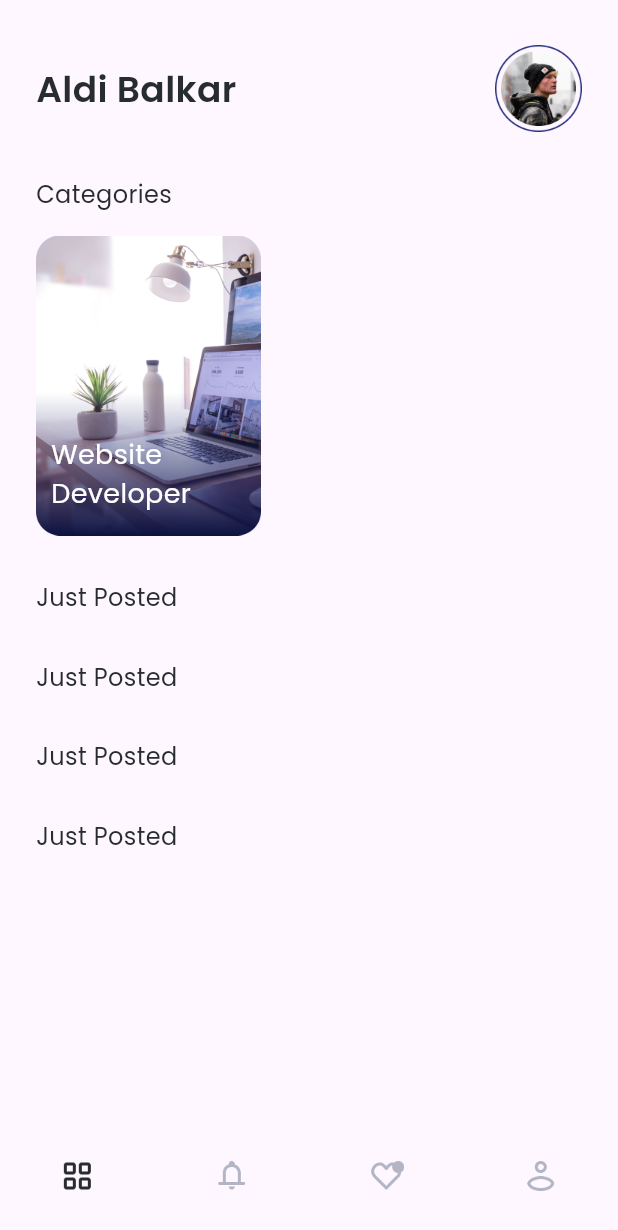
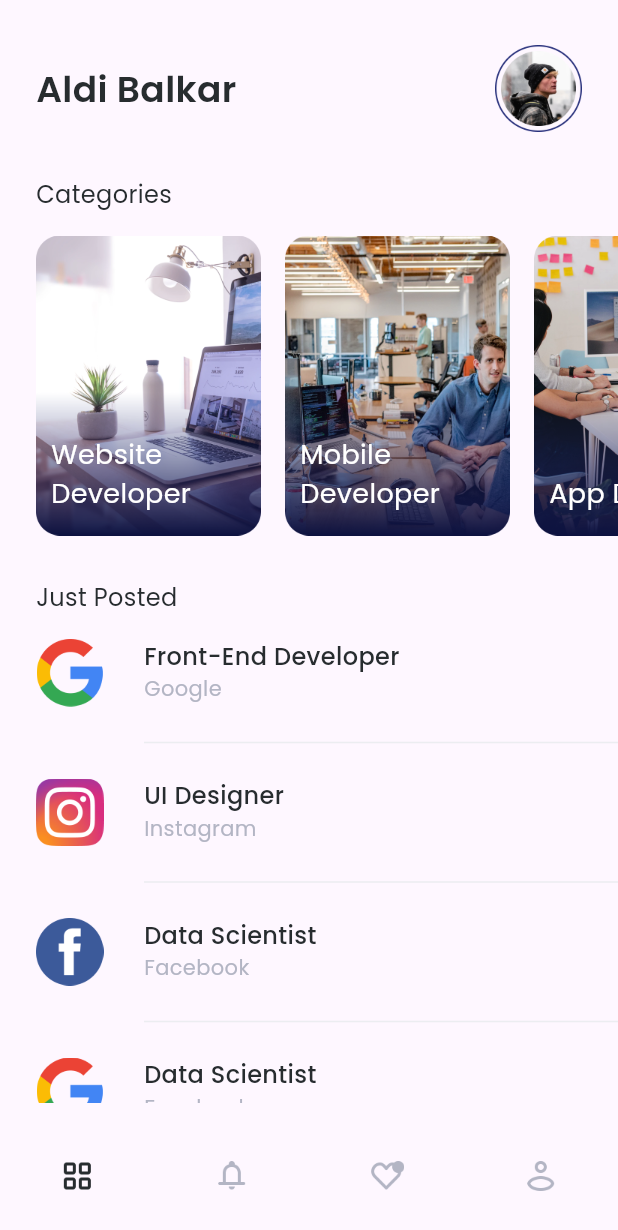
Before and after one commit to aldi-balkar/pegadaian_training_job_portal, a Flutter app: the screen it shows after launch, on a phone screen of 412 x 824 dp. Shown: the top 1230 px of the screen. Run offline on Flutter 3.47's test engine with Material 3 defaults, Android fonts, the light colour scheme and no system bars; our stand-ins replace google_fonts.

Commit message:
melengkapi home screen

```diff
--- a/lib/presentation/feature/home/home_screen.dart
+++ b/lib/presentation/feature/home/home_screen.dart
@@ -1,5 +1,6 @@
 import 'package:flutter/material.dart';
 import 'package:google_fonts/google_fonts.dart';
+import 'package:pegadaian_training_job_portal/presentation/feature/home/widgets/custom_list.dart';
 import 'package:pegadaian_training_job_portal/presentation/feature/home/widgets/job_card.dart';
 import 'package:pegadaian_training_job_portal/theme.dart';
 
@@ -68,6 +69,25 @@ class HomeScreen extends StatelessWidget {
                       imageUrl: 'assets/images/card_category.png',
                     ),
                     SizedBox(width: 16),
+                    JobCard(
+                      text: 'Mobile Developer',
+                      imageUrl: 'assets/images/card_category2.png',
+                    ),
+                    SizedBox(width: 16),
+                    JobCard(
+                      text: 'App Designer',
+                      imageUrl: 'assets/images/card_category_three.png',
+                    ),
+                    SizedBox(width: 16),
+                    JobCard(
+                      text: 'Content Writer',
+                      imageUrl: 'assets/images/card_category_four.png',
+                    ),
+                    SizedBox(width: 16),
+                    JobCard(
+                      text: 'Video Grapher',
+                      imageUrl: 'assets/images/card_category_five.png',
+                    ),
                   ],
                 ),
               ),
@@ -84,40 +104,36 @@ class HomeScreen extends StatelessWidget {
                 ),
               ),
             ),
-            SizedBox(height: 30),
             Padding(
-              padding: EdgeInsets.only(left: 24),
-              child: Text(
-                'Just Posted',
-                style: GoogleFonts.poppins(
-                  color: Color(0xff272C2F),
-                  fontSize: 16,
-                  fontWeight: FontWeight.w400,
-                ),
+              padding: const EdgeInsets.only(top: 16, left: 24.0),
+              child: CustomList(
+                imageUrl: 'assets/images/google-icon.png',
+                jobTitle: 'Front-End Developer',
+                companyName: 'Google',
               ),
             ),
-            SizedBox(height: 30),
             Padding(
-              padding: EdgeInsets.only(left: 24),
-              child: Text(
-                'Just Posted',
-                style: GoogleFonts.poppins(
-                  color: Color(0xff272C2F),
-                  fontSize: 16,
-                  fontWeight: FontWeight.w400,
-                ),
+              padding: const EdgeInsets.only(top: 16, left: 24.0),
+              child: CustomList(
+                imageUrl: 'assets/images/instagram-icon.png',
+                jobTitle: 'UI Designer',
+                companyName: 'Instagram',
               ),
             ),
-            SizedBox(height: 30),
             Padding(
-              padding: EdgeInsets.only(left: 24),
-              child: Text(
-                'Just Posted',
-                style: GoogleFonts.poppins(
-                  color: Color(0xff272C2F),
-                  fontSize: 16,
-                  fontWeight: FontWeight.w400,
-                ),
+              padding: const EdgeInsets.only(top: 16, left: 24.0),
+              child: CustomList(
+                imageUrl: 'assets/images/facebook-icon.png',
+                jobTitle: 'Data Scientist',
+                companyName: 'Facebook',
+              ),
+            ),
+            Padding(
+              padding: const EdgeInsets.only(top: 16, left: 24.0),
+              child: CustomList(
+                imageUrl: 'assets/images/google-icon.png',
+                jobTitle: 'Data Scientist',
+                companyName: 'Facebook',
               ),
             ),
           ],
--- /dev/null
+++ b/lib/presentation/feature/home/widgets/custom_list.dart
@@ -0,0 +1,58 @@
+import 'package:flutter/material.dart';
+
+import 'package:pegadaian_training_job_portal/presentation/feature/detail/detail_screen.dart';
+import 'package:pegadaian_training_job_portal/theme.dart';
+
+class CustomList extends StatelessWidget {
+  final String jobTitle;
+  final String imageUrl;
+  final String companyName;
+
+  CustomList(
+      {required this.jobTitle,
+      required this.imageUrl,
+      required this.companyName});
+
+  @override
+  Widget build(BuildContext context) {
+    return InkWell(
+      onTap: () {
+        Navigator.push(
+          context,
+          MaterialPageRoute(builder: (context) => DetailPage()),
+        );
+      },
+      child: Row(
+        crossAxisAlignment: CrossAxisAlignment.start,
+        children: [
+          Image.asset(
+            imageUrl,
+            width: 45,
+            height: 45,
+          ),
+          SizedBox(width: 27),
+          Expanded(
+            child: Column(
+              crossAxisAlignment: CrossAxisAlignment.start,
+              children: [
+                Text(
+                  jobTitle,
+                  style: jobTextStyle,
+                ),
+                Text(
+                  companyName,
+                  style: companyTextStyle,
+                ),
+                SizedBox(height: 18),
+                Divider(
+                  color: Color(0xffECEDF1),
+                  thickness: 1,
+                ),
+              ],
+            ),
+          )
+        ],
+      ),
+    );
+  }
+}
```
Also changed, not shown: lib/presentation/feature/detail/detail_screen.dart (added, +298 -0 lines).
